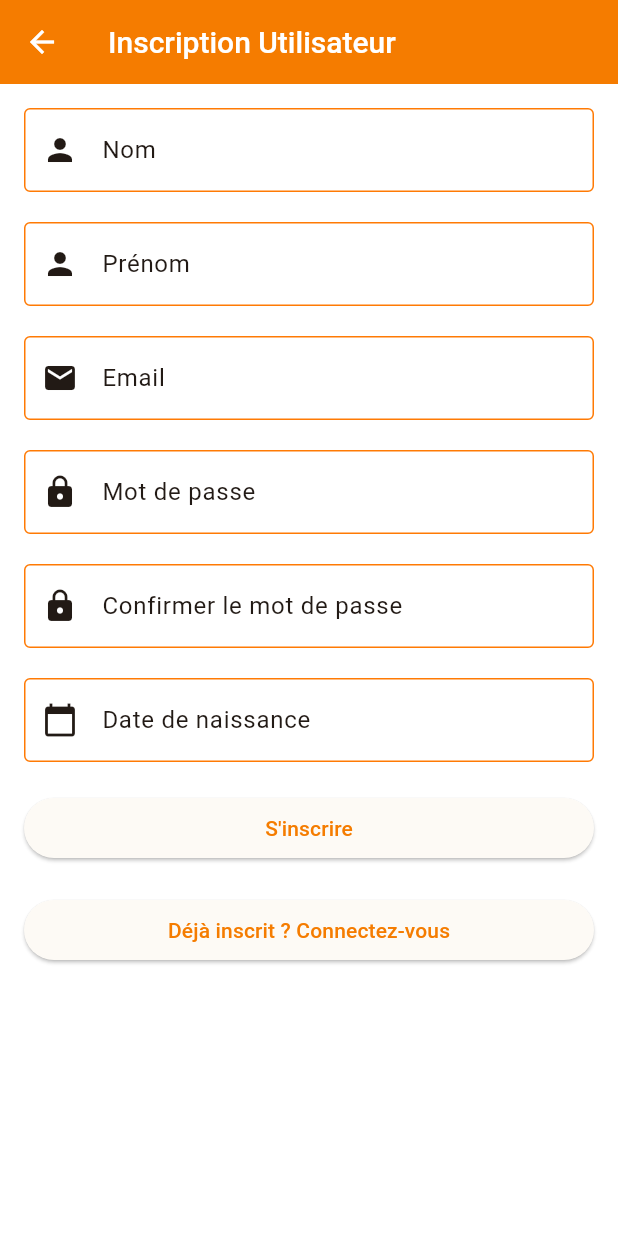
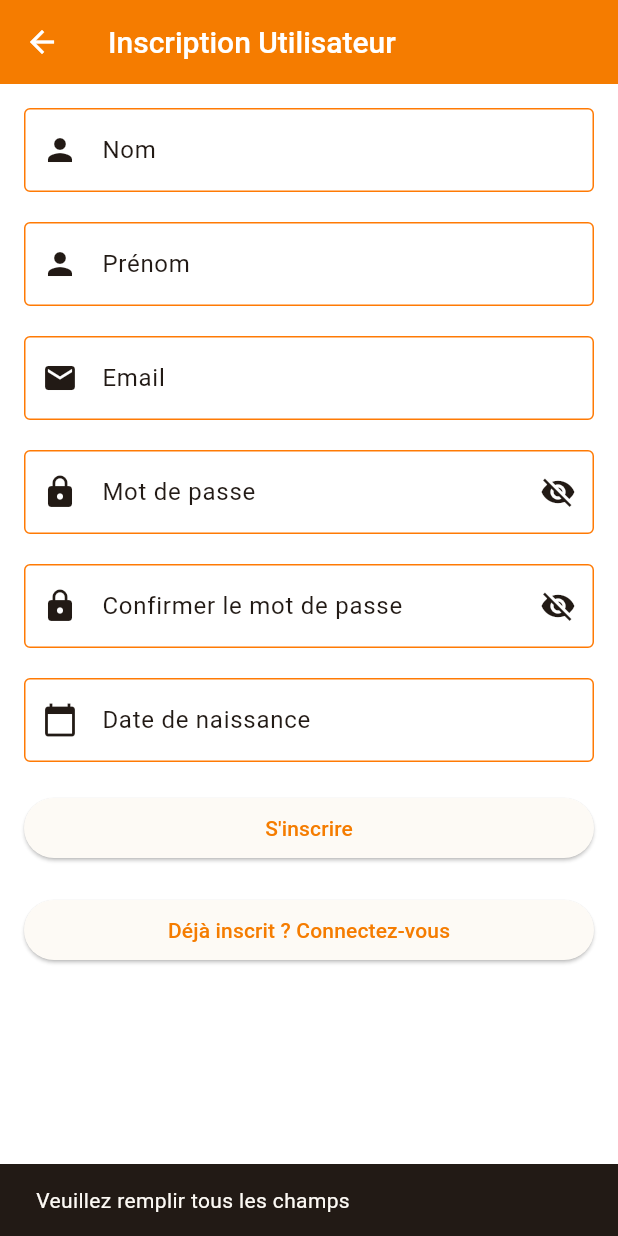
Before and after one commit to slouowzee/CDS49-mobile, a Flutter app: the PageInscription screen opened directly, after a tap on an icon or button, on a phone screen of 412 x 824 dp. Run offline on Flutter 3.47's test engine with Material 3 defaults, Android fonts, the phone set to English and light mode, and no system bars; our stand-ins replace flutter_map, latlong2, shared_preferences; accounts and stored records are empty; Roboto replaces fonts that are missing (Segoe UI).

Commit message:
début de création de code pour inscrire un utilisateur , à finir

```diff
--- a/lib/screens/screen_inscription/inscription_utilisateur.dart
+++ b/lib/screens/screen_inscription/inscription_utilisateur.dart
@@ -1,9 +1,137 @@
 import 'package:flutter/material.dart';
 import 'package:mobil_cds49/screens/screen_login/log_user.dart';
+import 'package:mobil_cds49/services/api/gestionUsr/usr_api.dart';
 
 
-class PageInscription extends StatelessWidget {
+class PageInscription extends StatefulWidget {
   const PageInscription({super.key});
+
+  @override
+  State<PageInscription> createState() => _PageInscriptionState();
+}
+
+class _PageInscriptionState extends State<PageInscription> {
+  final TextEditingController nomController = TextEditingController();
+  final TextEditingController prenomController = TextEditingController();
+  final TextEditingController emailController = TextEditingController();
+  final TextEditingController passwordController = TextEditingController();
+  final TextEditingController confirmPasswordController = TextEditingController();
+  final TextEditingController dateNaissanceController = TextEditingController();
+
+  bool isPasswordVisible = false;
+  bool isConfirmPasswordVisible = false;
+  bool isLoading = false;
+
+  // Méthode pour sélectionner la date de naissance
+  Future<void> _selectDate(BuildContext context) async {
+    final DateTime? picked = await showDatePicker(
+      context: context,
+      initialDate: DateTime(2000),
+      firstDate: DateTime(1900),
+      lastDate: DateTime.now(),
+    );
+    if (picked != null) {
+      setState(() {
+        // Format: YYYY-MM-DD pour la base de données
+        dateNaissanceController.text = "${picked.year}-${picked.month.toString().padLeft(2, '0')}-${picked.day.toString().padLeft(2, '0')}";
+      });
+    }
+  }
+
+  // Méthode pour valider l'email
+  bool _isValidEmail(String email) {
+    return RegExp(r'^[\w-\.]+@([\w-]+\.)+[\w-]{2,4}$').hasMatch(email);
+  }
+
+  // Méthode pour inscrire l'utilisateur
+  Future<void> _register() async {
+    final nom = nomController.text.trim();
+    final prenom = prenomController.text.trim();
+    final email = emailController.text.trim();
+    final password = passwordController.text;
+    final confirmPassword = confirmPasswordController.text;
+    final dateNaissance = dateNaissanceController.text;
+
+    // Validations
+    if (nom.isEmpty || prenom.isEmpty || email.isEmpty || password.isEmpty || dateNaissance.isEmpty) {
+      ScaffoldMessenger.of(context).showSnackBar(
+        const SnackBar(content: Text('Veuillez remplir tous les champs')),
+      );
+      return;
+    }
+
+    if (!_isValidEmail(email)) {
+      ScaffoldMessenger.of(context).showSnackBar(
+        const SnackBar(content: Text('Email invalide')),
+      );
+      return;
+    }
+
+    if (password.length < 10) {
+      ScaffoldMessenger.of(context).showSnackBar(
+        const SnackBar(content: Text('Le mot de passe doit contenir au moins 10 caractères')),
+      );
+      return;
+    }
+
+    if (password != confirmPassword) {
+      ScaffoldMessenger.of(context).showSnackBar(
+        const SnackBar(content: Text('Les mots de passe ne correspondent pas')),
+      );
+      return;
+    }
+
+    setState(() {
+      isLoading = true;
+    });
+
+    // Appel à l'API d'inscription (le hash bcrypt sera fait côté serveur)
+    final result = await UsrApi().registerUser(
+      nom: nom,
+      prenom: prenom,
+      email: email,
+      password: password,
+      dateNaissance: dateNaissance,
+    );
+
+    setState(() {
+      isLoading = false;
+    });
+
+    if (!mounted) return;
+
+    if (result != null && result['status'] == 'success') {
+      ScaffoldMessenger.of(context).showSnackBar(
+        SnackBar(
+          content: Text('Inscription réussie ! Bienvenue $prenom $nom'),
+          backgroundColor: Colors.green,
+        ),
+      );
+      // Redirection vers la page de connexion
+      Navigator.pushReplacement(
+        context,
+        MaterialPageRoute(builder: (context) => const LoginUtilisateur()),
+      );
+    } else {
+      ScaffoldMessenger.of(context).showSnackBar(
+        SnackBar(
+          content: Text(result?['message'] ?? 'Échec de l\'inscription'),
+          backgroundColor: Colors.red,
+        ),
+      );
+    }
+  }
+
+  @override
+  void dispose() {
+    nomController.dispose();
+    prenomController.dispose();
+    emailController.dispose();
+    passwordController.dispose();
+    confirmPasswordController.dispose();
+    dateNaissanceController.dispose();
+    super.dispose();
+  }
 
   @override
   Widget build(BuildContext context) {
@@ -16,6 +144,7 @@ class PageInscription extends StatelessWidget {
         child: ListView(
           children: [
             TextField (
+              controller: nomController,
               decoration: InputDecoration(
                 labelText: 'Nom ',
                 prefixIcon: Icon(Icons.person),
@@ -24,6 +153,7 @@ class PageInscription extends StatelessWidget {
             ),
             SizedBox(height: 20),
             TextField (
+              controller: prenomController,
               decoration: InputDecoration(
                 labelText: 'Prénom ',
                 prefixIcon: Icon(Icons.person),
@@ -33,6 +163,7 @@ class PageInscription extends StatelessWidget {
             SizedBox(height: 20),
             // Champ de saisie pour l'email
             TextField(
+              controller: emailController,
               decoration: InputDecoration(
                 labelText: 'Email',
                 prefixIcon: Icon(Icons.email),
@@ -43,39 +174,67 @@ class PageInscription extends StatelessWidget {
             SizedBox(height: 20),
             // Champ de saisie pour le mot de passe
             TextField(
+              controller: passwordController,
+              obscureText: !isPasswordVisible,
               decoration: InputDecoration(
                 labelText: 'Mot de passe',
                 prefixIcon: Icon(Icons.lock),
                 border: OutlineInputBorder(),
+                suffixIcon: IconButton(
+                  icon: Icon(
+                    isPasswordVisible ? Icons.visibility : Icons.visibility_off,
+                  ),
+                  onPressed: () {
+                    setState(() {
+                      isPasswordVisible = !isPasswordVisible;
+                    });
+                  },
+                ),
               ),
-              obscureText: true,
             ),
             SizedBox(height: 20),
             TextField(
+              controller: confirmPasswordController,
+              obscureText: !isConfirmPasswordVisible,
               decoration: InputDecoration(
                 labelText: 'Confirmer le mot de passe',
                 prefixIcon: Icon(Icons.lock),
                 border: OutlineInputBorder(),
+                suffixIcon: IconButton(
+                  icon: Icon(
+                    isConfirmPasswordVisible ? Icons.visibility : Icons.visibility_off,
+                  ),
+                  onPressed: () {
+                    setState(() {
+                      isConfirmPasswordVisible = !isConfirmPasswordVisible;
+                    });
+                  },
+                ),
               ),
-              obscureText: true,
             ),
 
             SizedBox(height: 20),
             TextField(
+              controller: dateNaissanceController,
               decoration: InputDecoration(
                 labelText: 'Date de naissance',
                 prefixIcon: Icon(Icons.calendar_today),
                 border: OutlineInputBorder(),
               ),
-              keyboardType: TextInputType.datetime,
+              readOnly: true,
+              onTap: () => _selectDate(context),
             )
             ,
             SizedBox(height: 20),
             ElevatedButton(
-              onPressed: () { // méthode pour inscrire
-
-              },
-              child: Text('S\'inscrire'),
+              onPressed: isLoading ? null : _register,
+              child: isLoading
+                ? SizedBox(
+                    height: 20,
+                    width: 20,
+                    child: CircularProgressIndicator(strokeWidth: 2),
+                  )
+                : Text('S\'inscrire'),
             ),
             SizedBox(height: 20),
             ElevatedButton(
```
Also changed, not shown: lib/services/api/gestionUsr/usr_api.dart (+100 -0 lines).
